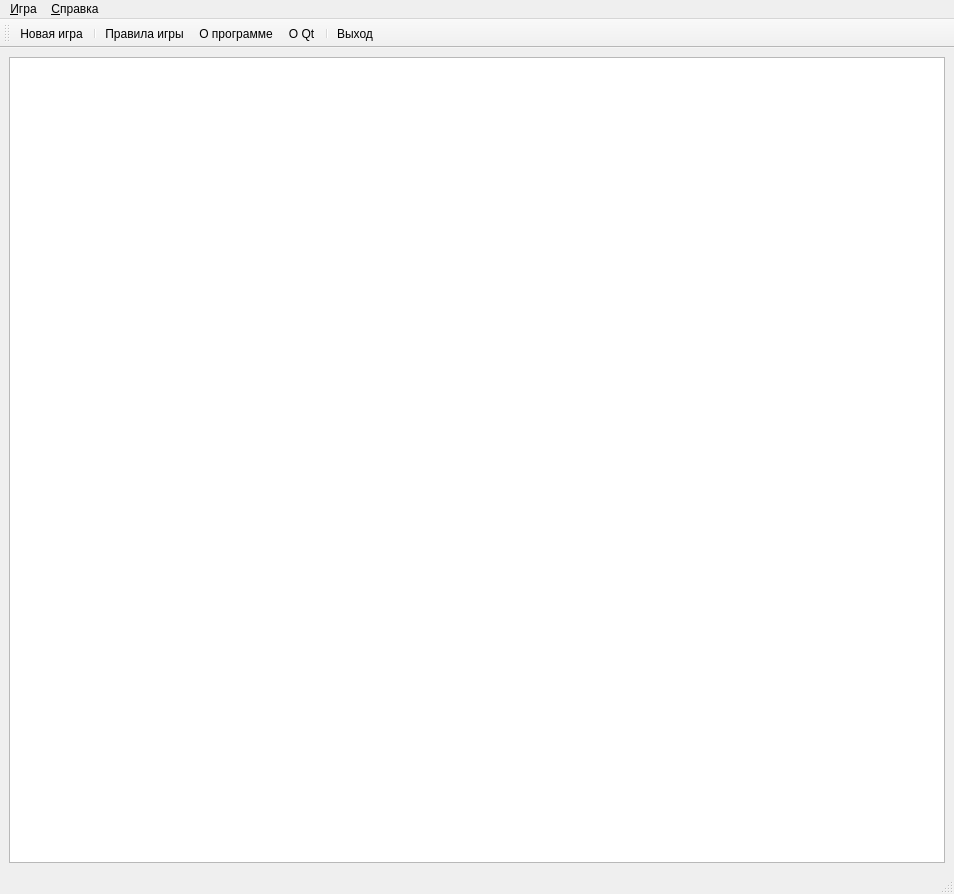
The window that mainwindow.ui (Horsmir/frog) describes before a commit, drawn with Qt 5.
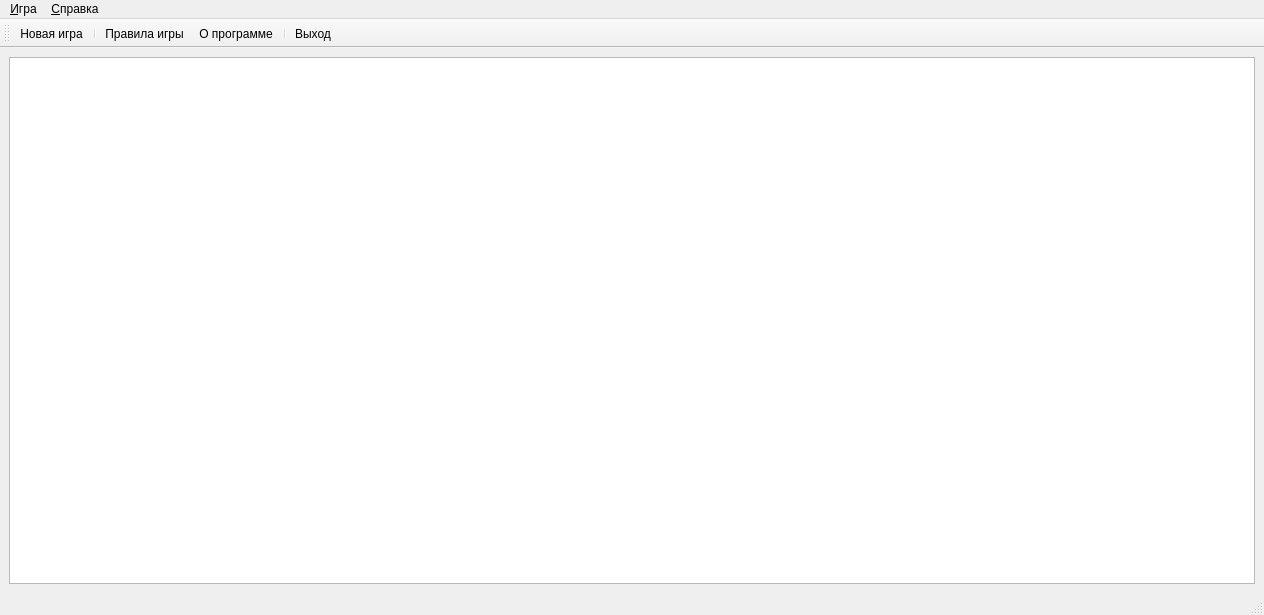
The same window after the commit. Icons and pictures are not drawn.

The edit to the form file:
```diff
--- a/mainwindow.ui
+++ b/mainwindow.ui
@@ -6,8 +6,8 @@
    <rect>
     <x>0</x>
     <y>0</y>
-    <width>954</width>
-    <height>894</height>
+    <width>1264</width>
+    <height>615</height>
    </rect>
   </property>
   <property name="baseSize">
@@ -47,7 +47,7 @@
     <rect>
      <x>0</x>
      <y>0</y>
-     <width>954</width>
+     <width>1264</width>
      <height>20</height>
     </rect>
    </property>
@@ -85,7 +85,6 @@
    <addaction name="separator"/>
    <addaction name="actionHelp"/>
    <addaction name="actionAbout"/>
-   <addaction name="actionAboutQt"/>
    <addaction name="separator"/>
    <addaction name="actionExit"/>
   </widget>
```
Left out of the diff: 26 changed lines with no effect on the pictures.
